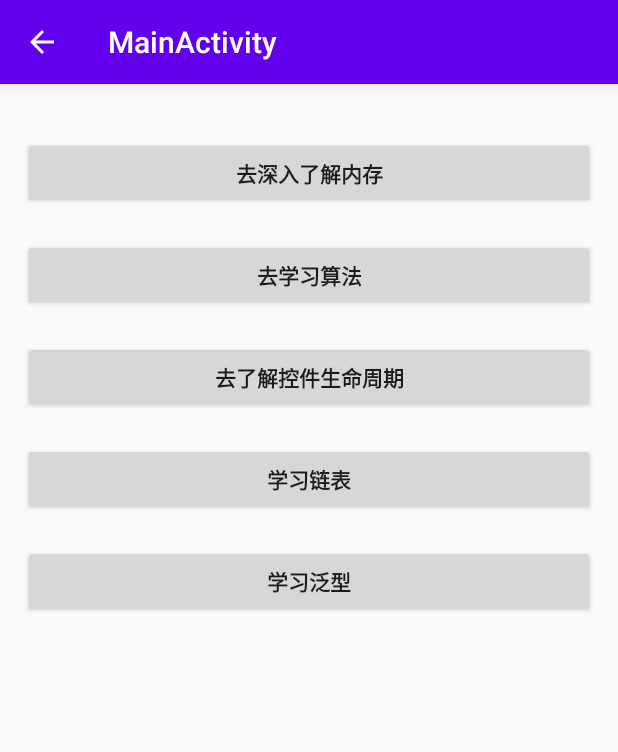
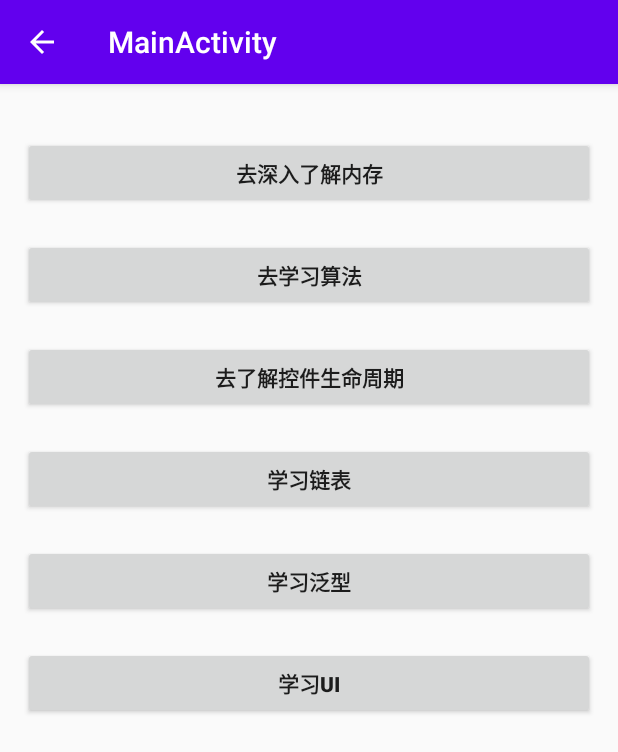
Before and after one commit to kingkong-li/lifechange, an Android app: the screen it shows after launch (MainActivity), on a phone screen of 412 x 824 dp. Shown: the top 752 px of the screen. Run offline under Robolectric (Android 15) with nearby library versions, the phone set to English and light mode, and no system bars.

Commit message:
【显示原理】

```diff
--- a/lifechange/app/src/main/AndroidManifest.xml
+++ b/lifechange/app/src/main/AndroidManifest.xml
@@ -10,7 +10,8 @@
         android:roundIcon="@mipmap/ic_launcher_round"
         android:supportsRtl="true"
         android:theme="@style/AppTheme">
-        <activity android:name=".lifecycle.LifeCycleMainActivity"></activity>
+        <activity android:name=".ui.LearnDisplayActivity"></activity>
+        <activity android:name=".lifecycle.LifeCycleMainActivity" />
         <activity android:name=".lifecycle.StandardActivity" />
         <activity
             android:name=".lifecycle.SingleInstanceActivity"
--- a/lifechange/app/src/main/java/com/jingang/lifechange/MainActivity.java
+++ b/lifechange/app/src/main/java/com/jingang/lifechange/MainActivity.java
@@ -14,6 +14,7 @@ import com.jingang.lifechange.generics.TestGenericsActivity;
 import com.jingang.lifechange.lifecycle.LifeCycleMainActivity;
 import com.jingang.lifechange.lifecycle.StandardActivity;
 import com.jingang.lifechange.memory.LeakDemoActivity;
+import com.jingang.lifechange.ui.LearnDisplayActivity;
 
 /**
  * @author jingang
@@ -72,6 +73,15 @@ public class MainActivity extends BaseActivity {
                 MainActivity.this.startActivity(intent);
             }
         });
+        Button button6=findViewById(R.id.bt_learn_ui);
+        button6.setOnClickListener(new View.OnClickListener() {
+            @Override
+            public void onClick(View v) {
+                Intent intent=new Intent();
+                intent.setClass(MainActivity.this, LearnDisplayActivity.class);
+                MainActivity.this.startActivity(intent);
+            }
+        });
         Debug.stopMethodTracing();
 
         try {
--- a/lifechange/app/src/main/res/layout/activity_main.xml
+++ b/lifechange/app/src/main/res/layout/activity_main.xml
@@ -48,5 +48,13 @@
         android:id="@+id/bt_learn_generics"
         android:textStyle="bold"
         android:text="学习泛型" />
+    <Button
+        android:layout_marginTop="20dp"
+        android:paddingHorizontal="15dp"
+        android:layout_width="match_parent"
+        android:layout_height="wrap_content"
+        android:id="@+id/bt_learn_ui"
+        android:textStyle="bold"
+        android:text="学习ui" />
 
 </LinearLayout>
```
Also changed, not shown: lifechange/app/src/main/java/com/jingang/lifechange/ui/LearnDisplayActivity.java (added, +61 -0 lines), lifechange/app/src/main/res/layout/activity_learn_display.xml (added, +14 -0 lines).
